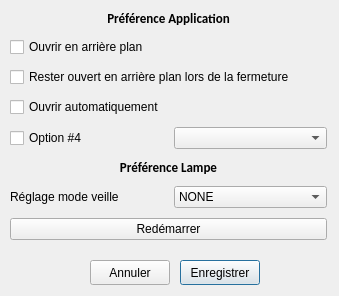
Qt form lampeDimmer_GUI/setuppreferencedialog.ui (thomelect/lampeDimmer) before a commit.
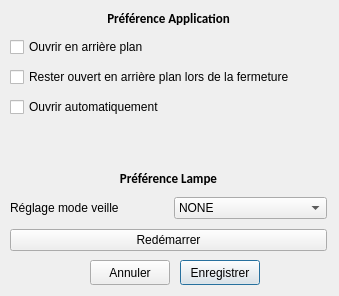
The same form after that commit.

Commit message:
# [PRÉFÉRENCES] - Suppression d'options inutiles dans le menu de préférences.
*[FONCTIONNEL]*

```diff
--- a/lampeDimmer_GUI/setuppreferencedialog.ui
+++ b/lampeDimmer_GUI/setuppreferencedialog.ui
@@ -94,18 +94,17 @@
        </widget>
       </item>
       <item>
-       <layout class="QHBoxLayout" name="horizontalLayout_3">
-        <item>
-         <widget class="QCheckBox" name="cbOption_4">
-          <property name="text">
-           <string>Option #4</string>
-          </property>
-         </widget>
-        </item>
-        <item>
-         <widget class="QComboBox" name="cbList_1"/>
-        </item>
-       </layout>
+       <spacer name="verticalSpacer_3">
+        <property name="orientation">
+         <enum>Qt::Vertical</enum>
+        </property>
+        <property name="sizeHint" stdset="0">
+         <size>
+          <width>20</width>
+          <height>40</height>
+         </size>
+        </property>
+       </spacer>
       </item>
      </layout>
     </item>
@@ -193,19 +192,6 @@
       </property>
      </widget>
     </item>
-    <item>
-     <spacer name="verticalSpacer_2">
-      <property name="orientation">
-       <enum>Qt::Vertical</enum>
-      </property>
-      <property name="sizeHint" stdset="0">
-       <size>
-        <width>20</width>
-        <height>40</height>
-       </size>
-      </property>
-     </spacer>
-    </item>
    </layout>
   </widget>
  </widget>
```
The commit also changes 2 other files.
